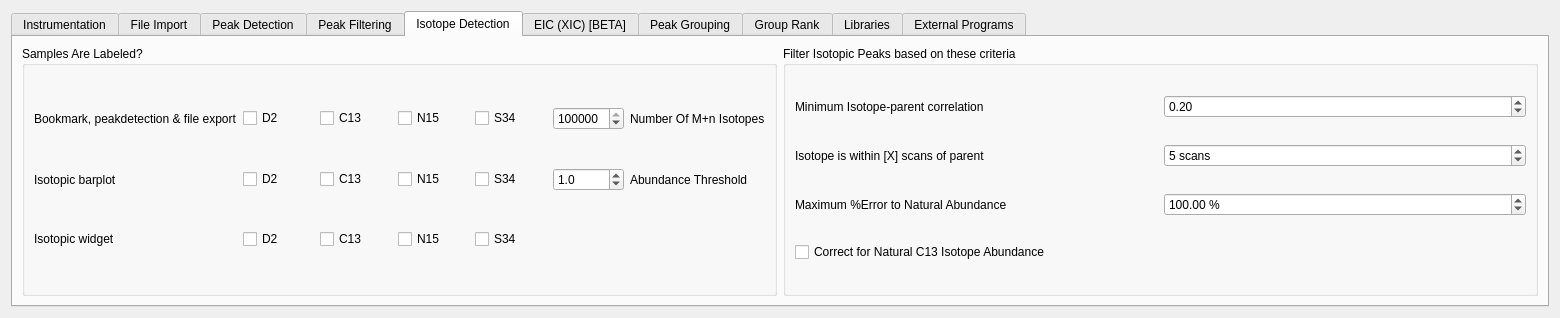
Before: the Qt Designer form src/gui/mzroll/forms/settingsform.ui in ElucidataInc/ElMaven, drawn with Qt 5.
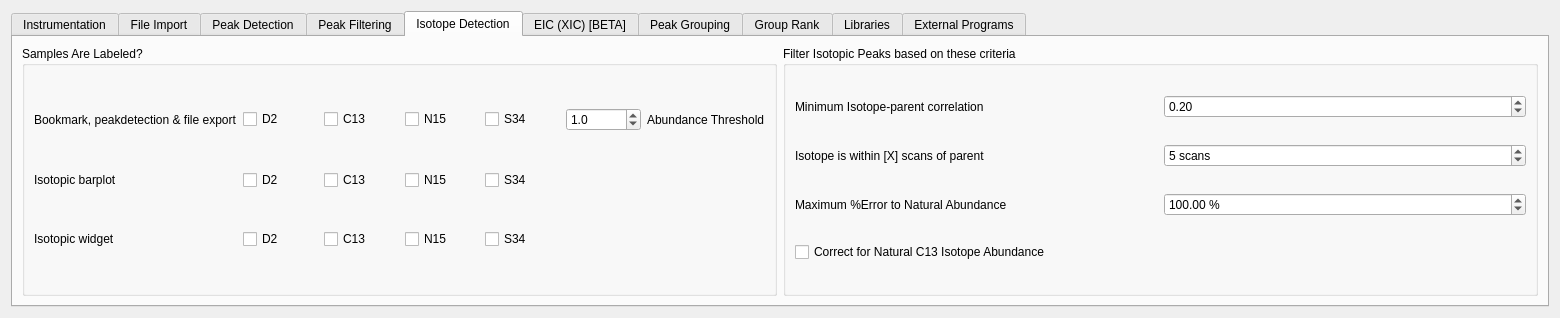
After: the same form once the commit is applied. The open tabs and pages were chosen to show the change. Icons and pictures are not drawn.

Commit message: UI: Remove m+n isotopes from options dialog #368

Patch:
```diff
--- a/src/gui/mzroll/forms/settingsform.ui
+++ b/src/gui/mzroll/forms/settingsform.ui
@@ -608,89 +608,66 @@
           <bool>false</bool>
          </property>
          <layout class="QGridLayout" name="gridLayout_3">
-          <item row="2" column="1">
-           <widget class="QCheckBox" name="D2Labeled_IsoWidget">
-            <property name="text">
-             <string>D2</string>
-            </property>
-           </widget>
-          </item>
-          <item row="1" column="5">
-           <widget class="QDoubleSpinBox" name="doubleSpinBoxAbThresh">
-            <property name="decimals">
-             <number>1</number>
-            </property>
-            <property name="maximum">
-             <double>100.000000000000000</double>
-            </property>
-            <property name="singleStep">
-             <double>0.500000000000000</double>
-            </property>
-            <property name="value">
-             <double>1.000000000000000</double>
-            </property>
-           </widget>
-          </item>
-          <item row="0" column="3">
-           <widget class="QCheckBox" name="N15Labeled_BPE">
-            <property name="text">
-             <string>N15</string>
-            </property>
-           </widget>
-          </item>
-          <item row="1" column="4">
+          <item row="2" column="4">
            <widget class="QCheckBox" name="S34Labeled_Barplot">
             <property name="text">
              <string>S34</string>
             </property>
            </widget>
           </item>
-          <item row="1" column="0">
+          <item row="3" column="1">
+           <widget class="QCheckBox" name="D2Labeled_IsoWidget">
+            <property name="text">
+             <string>D2</string>
+            </property>
+           </widget>
+          </item>
+          <item row="2" column="0">
            <widget class="QLabel" name="label_Barplot">
             <property name="text">
              <string>Isotopic barplot </string>
             </property>
            </widget>
           </item>
-          <item row="2" column="4">
-           <widget class="QCheckBox" name="S34Labeled_IsoWidget">
+          <item row="0" column="3">
+           <widget class="QCheckBox" name="N15Labeled_BPE">
             <property name="text">
-             <string>S34</string>
+             <string>N15</string>
             </property>
            </widget>
           </item>
-          <item row="1" column="2">
-           <widget class="QCheckBox" name="C13Labeled_Barplot">
+          <item row="2" column="3">
+           <widget class="QCheckBox" name="N15Labeled_Barplot">
             <property name="text">
-             <string>C13</string>
+             <string>N15</string>
             </property>
            </widget>
           </item>
-          <item row="1" column="1">
+          <item row="2" column="1">
            <widget class="QCheckBox" name="D2Labeled_Barplot">
             <property name="text">
              <string>D2</string>
             </property>
            </widget>
           </item>
-          <item row="2" column="0">
+          <item row="2" column="2">
+           <widget class="QCheckBox" name="C13Labeled_Barplot">
+            <property name="text">
+             <string>C13</string>
+            </property>
+           </widget>
+          </item>
+          <item row="3" column="0">
            <widget class="QLabel" name="label_IsoWidget">
             <property name="text">
              <string>Isotopic widget</string>
             </property>
            </widget>
           </item>
-          <item row="1" column="3">
-           <widget class="QCheckBox" name="N15Labeled_Barplot">
+          <item row="3" column="4">
+           <widget class="QCheckBox" name="S34Labeled_IsoWidget">
             <property name="text">
-             <string>N15</string>
-            </property>
-           </widget>
-          </item>
-          <item row="2" column="2">
-           <widget class="QCheckBox" name="C13Labeled_IsoWidget">
-            <property name="text">
-             <string>C13</string>
+             <string>S34</string>
             </property>
            </widget>
           </item>
@@ -701,6 +678,13 @@
             </property>
            </widget>
           </item>
+          <item row="3" column="2">
+           <widget class="QCheckBox" name="C13Labeled_IsoWidget">
+            <property name="text">
+             <string>C13</string>
+            </property>
+           </widget>
+          </item>
           <item row="0" column="1">
            <widget class="QCheckBox" name="D2Labeled_BPE">
             <property name="enabled">
@@ -711,13 +695,6 @@
             </property>
            </widget>
           </item>
-          <item row="1" column="6">
-           <widget class="QLabel" name="label_26">
-            <property name="text">
-             <string>Abundance Threshold</string>
-            </property>
-           </widget>
-          </item>
           <item row="0" column="2">
            <widget class="QCheckBox" name="C13Labeled_BPE">
             <property name="text">
@@ -725,7 +702,7 @@
             </property>
            </widget>
           </item>
-          <item row="2" column="3">
+          <item row="3" column="3">
            <widget class="QCheckBox" name="N15Labeled_IsoWidget">
             <property name="text">
              <string>N15</string>
@@ -739,20 +716,26 @@
             </property>
            </widget>
           </item>
-          <item row="0" column="5">
-           <widget class="QSpinBox" name="noOfIsotopes">
-            <property name="maximum">
-             <number>1000000</number>
-            </property>
-            <property name="value">
-             <number>1000000</number>
-            </property>
-           </widget>
-          </item>
           <item row="0" column="6">
-           <widget class="QLabel" name="label_27">
+           <widget class="QLabel" name="label_26">
             <property name="text">
-             <string>Number Of M+n Isotopes</string>
+             <string>Abundance Threshold</string>
+            </property>
+           </widget>
+          </item>
+          <item row="0" column="5">
+           <widget class="QDoubleSpinBox" name="doubleSpinBoxAbThresh">
+            <property name="decimals">
+             <number>1</number>
+            </property>
+            <property name="maximum">
+             <double>100.000000000000000</double>
+            </property>
+            <property name="singleStep">
+             <double>0.500000000000000</double>
+            </property>
+            <property name="value">
+             <double>1.000000000000000</double>
             </property>
            </widget>
           </item>
```
Left out of the diff: 150 changed lines with no effect on the pictures. The commit also changes 2 other files.
